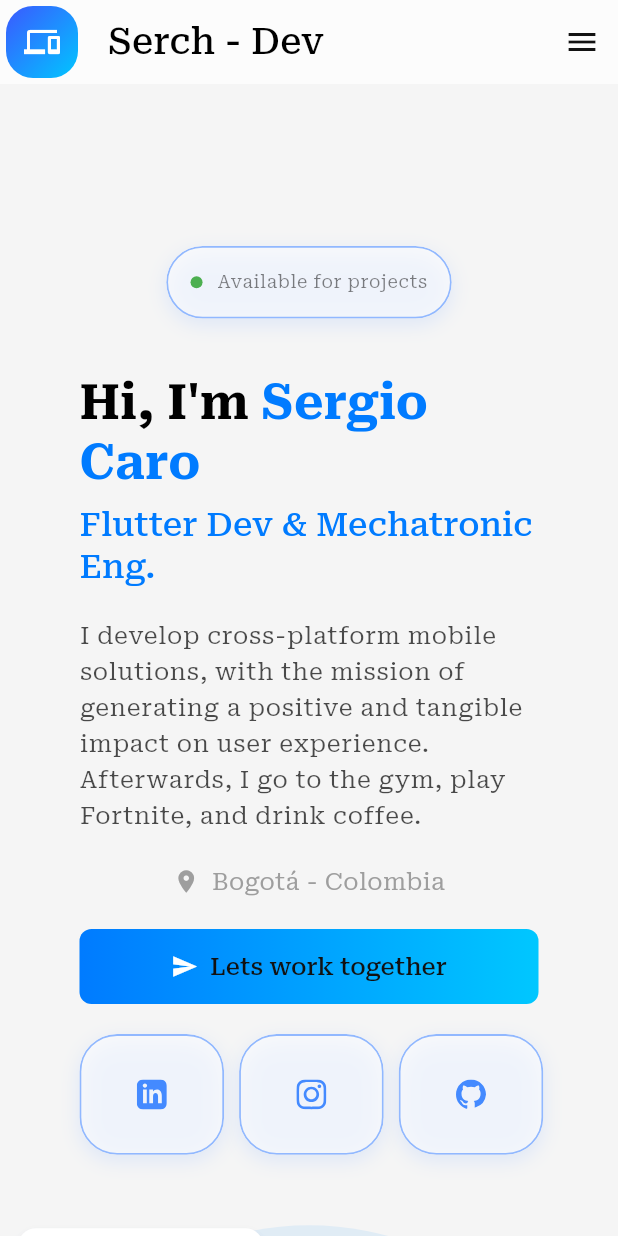
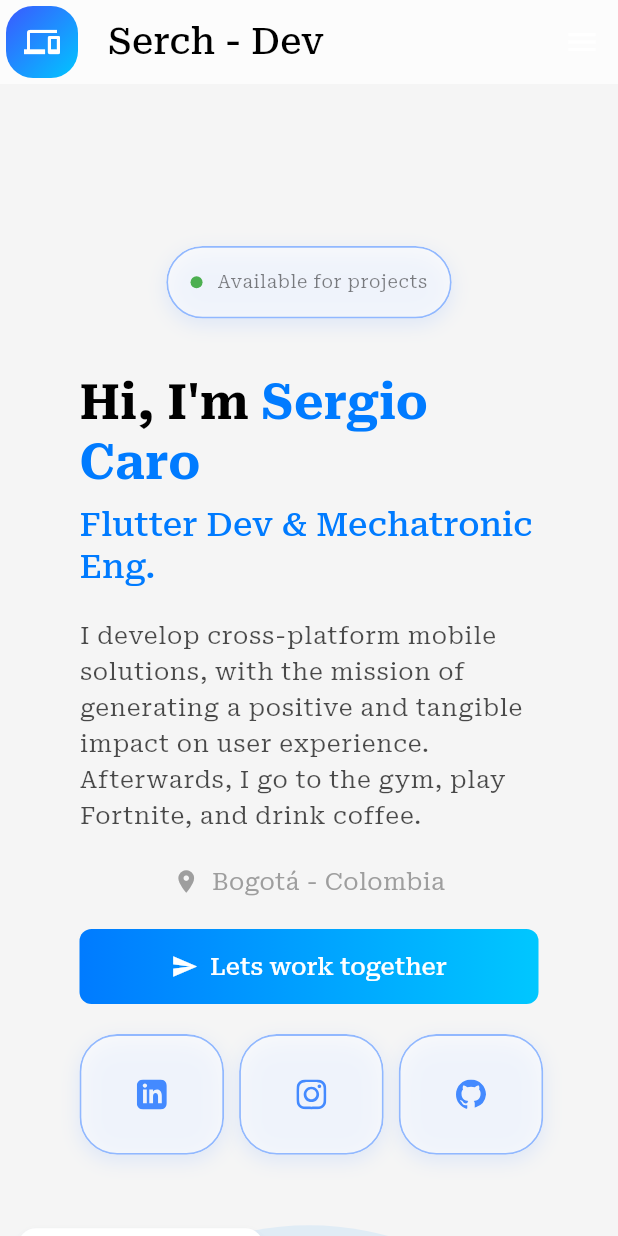
Before and after one commit to sergioc12r/sergio_web, a Flutter app: the screen it shows after launch, on a phone screen of 412 x 824 dp. Run offline on Flutter 3.47's test engine with Material 3 defaults, Android fonts, the light colour scheme and no system bars; our stand-ins replace cloud_firestore, firebase_core, flutter_riverpod, flutter_svg, lottie; accounts and stored records are empty; generated files the repository leaves out were written again; network calls fail; project files that could hold a hidden picture were left out.

Commit message:
[Common] - Update colors theme

```diff
--- a/lib/common/styles/cu_button_theme.dart
+++ b/lib/common/styles/cu_button_theme.dart
@@ -1,10 +1,11 @@
 import 'package:flutter/material.dart';
+import 'package:sergio_web/common/styles/cu_icon_theme.dart';
 import 'package:sergio_web/common/styles/cu_text_styles.dart';
 import 'package:sergio_web/common/styles/theme_colors.dart';
 
 class CUButtonTheme {
   static ElevatedButtonThemeData lightElevatedButtonTheme =
-      ElevatedButtonThemeData(
+  ElevatedButtonThemeData(
     style: ElevatedButton.styleFrom(
       foregroundColor: CUThemeColors.backgroundDark,
       backgroundColor: CUThemeColors.primaryLight,
@@ -20,7 +21,7 @@ class CUButtonTheme {
   );
 
   static ElevatedButtonThemeData darkElevatedButtonTheme =
-      ElevatedButtonThemeData(
+  ElevatedButtonThemeData(
     style: ElevatedButton.styleFrom(
       foregroundColor: CUThemeColors.backgroundLight,
       backgroundColor: CUThemeColors.primaryDark,
@@ -34,4 +35,18 @@ class CUButtonTheme {
       enableFeedback: true,
     ),
   );
+
+  static IconButtonThemeData lightIconButtonTheme = IconButtonThemeData(
+    style: ButtonStyle(
+      iconColor: WidgetStateProperty.all(CUIconTheme.darkIconTheme.color),
+        textStyle: WidgetStateProperty.all(CUTextStyles.lightTheme.titleMedium!.copyWith(color: Colors.white)),
+      ),
+  );
+
+  static IconButtonThemeData darkIconButtonTheme = IconButtonThemeData(
+    style: ButtonStyle(
+      iconColor: WidgetStateProperty.all(CUIconTheme.darkIconTheme.color),
+      textStyle: WidgetStateProperty.all(CUTextStyles.lightTheme.titleMedium!.copyWith(color: Colors.white)),
+    ),
+  );
 }
--- a/lib/common/styles/cu_icon_theme.dart
+++ b/lib/common/styles/cu_icon_theme.dart
@@ -3,7 +3,7 @@ import 'package:sergio_web/common/styles/theme_colors.dart';
 
 class CUIconTheme {
   static IconThemeData lightIconTheme = IconThemeData(
-    color: CUThemeColors.onPrimary,
+    color: CUThemeColors.backgroundDark,
     size: 24
   );
 
--- a/lib/common/styles/cu_theme.dart
+++ b/lib/common/styles/cu_theme.dart
@@ -23,6 +23,7 @@ class CUThemeData {
     inputDecorationTheme: CUFieldTheme.lightInputTheme,
     colorScheme: CUThemeColors.lightColorScheme,
     elevatedButtonTheme: CUButtonTheme.lightElevatedButtonTheme,
+    iconButtonTheme: CUButtonTheme.lightIconButtonTheme,
     iconTheme: CUIconTheme.lightIconTheme,
   );
 
@@ -39,6 +40,7 @@ class CUThemeData {
     inputDecorationTheme: CUFieldTheme.darkInputTheme,
     colorScheme: CUThemeColors.darkColorScheme,
     elevatedButtonTheme: CUButtonTheme.darkElevatedButtonTheme,
+    iconButtonTheme: CUButtonTheme.darkIconButtonTheme,
     iconTheme: CUIconTheme.darkIconTheme,
   );
 }
--- a/lib/common/widgets/cu_chip.dart
+++ b/lib/common/widgets/cu_chip.dart
@@ -16,19 +16,17 @@ class CUChip extends StatelessWidget {
     );
   }
 
-  Widget? _checkAsset(String? url){
-    if(url?.isEmpty ?? true){
+  Widget? _checkAsset(String? url) {
+    if (url?.isEmpty ?? true) {
       return null;
     }
 
-    if(url!.contains('http')){
-      return SvgPicture.network(
-        svgUrl!
-      );
+    if (url!.contains('http')) {
+      return SvgPicture.network(url);
     }
 
     return SvgPicture.asset(
-      svgUrl!,
+      url,
       colorFilter: ColorFilter.mode(Colors.white, BlendMode.srcIn),
     );
   }
--- a/lib/common/widgets/cu_gradient_button.dart
+++ b/lib/common/widgets/cu_gradient_button.dart
@@ -13,6 +13,7 @@ class CuGradientButton extends StatelessWidget {
 
   @override
   Widget build(BuildContext context) {
+    final iconStyle = Theme.of(context).iconButtonTheme;
     return Container(
       width: double.infinity,
       height: 50,
@@ -40,10 +41,11 @@ class CuGradientButton extends StatelessWidget {
           children: <Widget>[
             Icon(
               Icons.send,
-              color: Theme.of(context).iconTheme.color,
+              color: iconStyle.style?.iconColor?.resolve(<WidgetState>{}),
             ),
             Text(
               title,
+              style: iconStyle.style?.textStyle?.resolve(<WidgetState>{}),
             ),
           ],
         ),
--- a/lib/profile/ui/profile_kpi_card.dart
+++ b/lib/profile/ui/profile_kpi_card.dart
@@ -14,6 +14,7 @@ class ProfileKpiCard extends StatelessWidget {
   @override
   Widget build(BuildContext context) {
     final textStyle = Theme.of(context).textTheme;
+    final colorStyle = Theme.of(context).iconTheme;
     return Card(
       child: Padding(
         padding: const EdgeInsets.all(8.0),
@@ -25,7 +26,7 @@ class ProfileKpiCard extends StatelessWidget {
               decoration: BoxDecoration(
                 borderRadius: BorderRadius.circular(8),
               ),
-              child: Icon(icon, size: 20),
+              child: Icon(icon, size: 20, color: colorStyle.color),
             ),
             const SizedBox(width: 8),
             Column(
```
